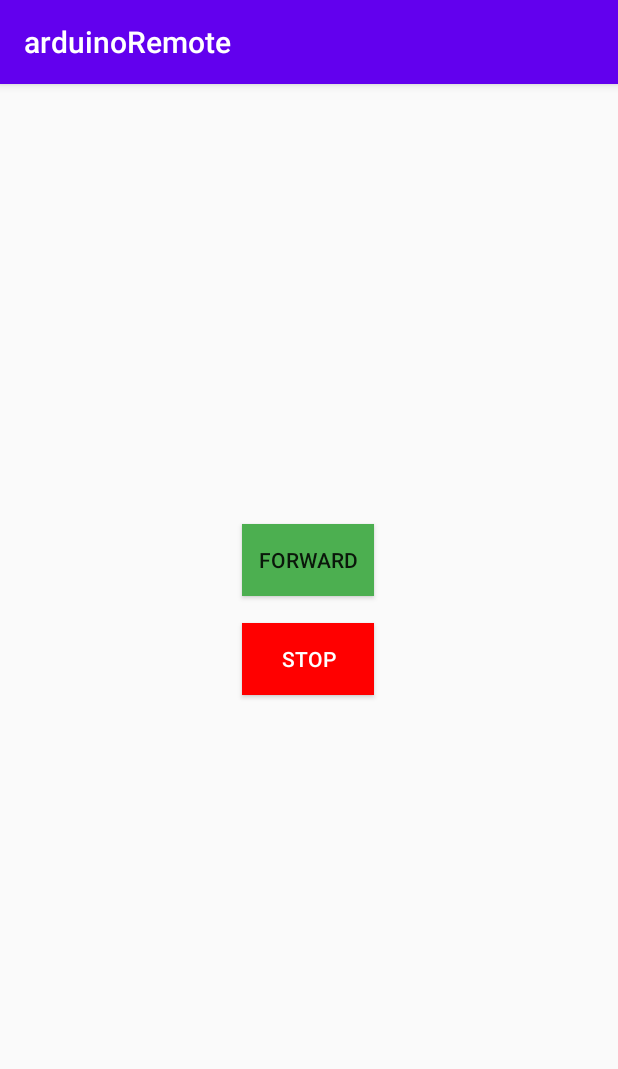
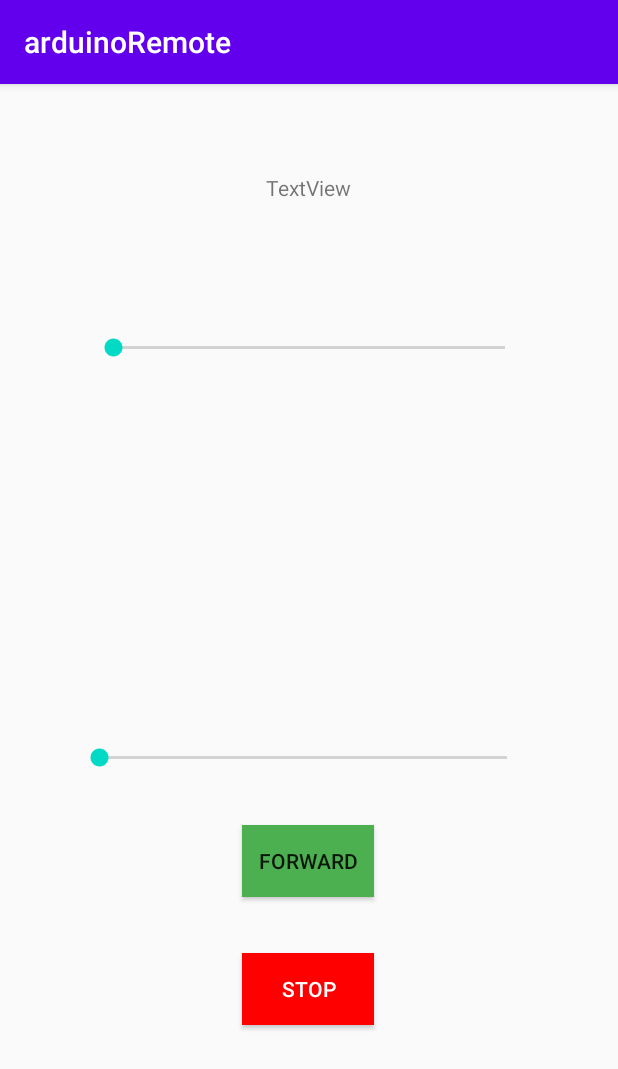
Before and after one commit to DIT112-V20/group-07, an Android app: the screen it shows after launch (MainActivity), on a phone screen of 412 x 824 dp. Shown: the top 1069 px of the screen. Run offline under Robolectric (Android 15) with nearby library versions, the phone set to English and light mode, and no system bars.

Commit message:
#44 Implement speed slider button

```diff
--- a/arduinoRemote/app/src/main/res/layout/activity_main.xml
+++ b/arduinoRemote/app/src/main/res/layout/activity_main.xml
@@ -8,26 +8,87 @@
         tools:context=".MainActivity">
 
     <Button
-            android:text="STOP"
-            android:layout_width="wrap_content"
-            android:layout_height="wrap_content"
-            android:id="@+id/stopBut" app:layout_constraintEnd_toEndOf="parent" android:layout_marginEnd="8dp"
-            android:layout_marginRight="8dp" app:layout_constraintStart_toStartOf="parent"
-            android:layout_marginLeft="8dp" android:layout_marginStart="8dp"
-            app:layout_constraintHorizontal_bias="0.498"
-            app:layout_constraintTop_toTopOf="parent" app:layout_constraintBottom_toBottomOf="parent"
-            app:layout_constraintVertical_bias="0.499" style="@style/Widget.AppCompat.Button.Colored"
-            android:background="#FF0000"/>
+        android:id="@+id/stopBut"
+        style="@style/Widget.AppCompat.Button.Colored"
+        android:layout_width="wrap_content"
+        android:layout_height="wrap_content"
+        android:layout_marginStart="8dp"
+        android:layout_marginLeft="8dp"
+        android:layout_marginEnd="8dp"
+        android:layout_marginRight="8dp"
+        android:background="#FF0000"
+        android:text="STOP"
+        app:layout_constraintBottom_toBottomOf="parent"
+        app:layout_constraintEnd_toEndOf="parent"
+        app:layout_constraintHorizontal_bias="0.498"
+        app:layout_constraintStart_toStartOf="parent"
+        app:layout_constraintTop_toTopOf="parent"
+        app:layout_constraintVertical_bias="0.805" />
+
     <Button
-            android:text="Forward"
-            android:layout_width="wrap_content"
-            android:layout_height="wrap_content"
-            android:id="@+id/forwardBut" app:layout_constraintEnd_toEndOf="parent" android:layout_marginEnd="8dp"
-            android:layout_marginRight="8dp" app:layout_constraintStart_toStartOf="parent"
-            android:layout_marginLeft="8dp" android:layout_marginStart="8dp"
-            app:layout_constraintBottom_toBottomOf="parent" app:layout_constraintHorizontal_bias="0.498"
-            app:layout_constraintTop_toTopOf="parent" app:layout_constraintVertical_bias="0.407"
-            style="@style/Widget.AppCompat.Button" android:background="#4CAF50"
-            android:textColorLink="#FFFFFF"/>
+        android:id="@+id/forwardBut"
+        style="@style/Widget.AppCompat.Button"
+        android:layout_width="wrap_content"
+        android:layout_height="wrap_content"
+        android:layout_marginStart="8dp"
+        android:layout_marginLeft="8dp"
+        android:layout_marginEnd="8dp"
+        android:layout_marginRight="8dp"
+        android:background="#4CAF50"
+        android:text="Forward"
+        android:textColorLink="#FFFFFF"
+        app:layout_constraintBottom_toBottomOf="parent"
+        app:layout_constraintEnd_toEndOf="parent"
+        app:layout_constraintHorizontal_bias="0.498"
+        app:layout_constraintStart_toStartOf="parent"
+        app:layout_constraintTop_toTopOf="parent"
+        app:layout_constraintVertical_bias="0.686" />
+
+    <SeekBar
+        android:id="@+id/steeringBar"
+        android:layout_width="304dp"
+        android:layout_height="0dp"
+        android:layout_marginStart="50dp"
+        android:layout_marginLeft="50dp"
+        android:layout_marginTop="30dp"
+        android:layout_marginEnd="50dp"
+        android:layout_marginRight="50dp"
+        android:layout_marginBottom="10dp"
+        app:layout_constraintBottom_toTopOf="@+id/forwardBut"
+        app:layout_constraintEnd_toEndOf="parent"
+        app:layout_constraintHorizontal_bias="0.0"
+        app:layout_constraintStart_toStartOf="parent"
+        app:layout_constraintTop_toBottomOf="@+id/accelBar" />
+
+    <SeekBar
+        android:id="@+id/accelBar"
+        android:layout_width="293dp"
+        android:layout_height="38dp"
+        android:layout_marginStart="59dp"
+        android:layout_marginLeft="59dp"
+        android:layout_marginTop="39dp"
+        android:layout_marginEnd="59dp"
+        android:layout_marginRight="59dp"
+        android:layout_marginBottom="190dp"
+        app:layout_constraintBottom_toTopOf="@+id/steeringBar"
+        app:layout_constraintEnd_toEndOf="parent"
+        app:layout_constraintStart_toStartOf="parent"
+        app:layout_constraintTop_toBottomOf="@+id/accelText" />
+
+    <TextView
+        android:id="@+id/accelText"
+        android:layout_width="wrap_content"
+        android:layout_height="wrap_content"
+        android:layout_marginStart="176dp"
+        android:layout_marginLeft="176dp"
+        android:layout_marginTop="59dp"
+        android:layout_marginEnd="177dp"
+        android:layout_marginRight="177dp"
+        android:layout_marginBottom="39dp"
+        android:text="TextView"
+        app:layout_constraintBottom_toTopOf="@+id/accelBar"
+        app:layout_constraintEnd_toEndOf="parent"
+        app:layout_constraintStart_toStartOf="parent"
+        app:layout_constraintTop_toTopOf="parent" />
 
 </androidx.constraintlayout.widget.ConstraintLayout>
--- a/arduinoRemote/build.gradle
+++ b/arduinoRemote/build.gradle
@@ -8,7 +8,7 @@ buildscript {
 
     }
     dependencies {
-        classpath 'com.android.tools.build:gradle:3.6.0-rc01'
+        classpath 'com.android.tools.build:gradle:3.6.2'
 
 
         // NOTE: Do not place your application dependencies here; they belong
```
Also changed, not shown: arduinoRemote/app/src/main/java/com/example/arduinoremote/MainActivity.java (+63 -1 lines).
